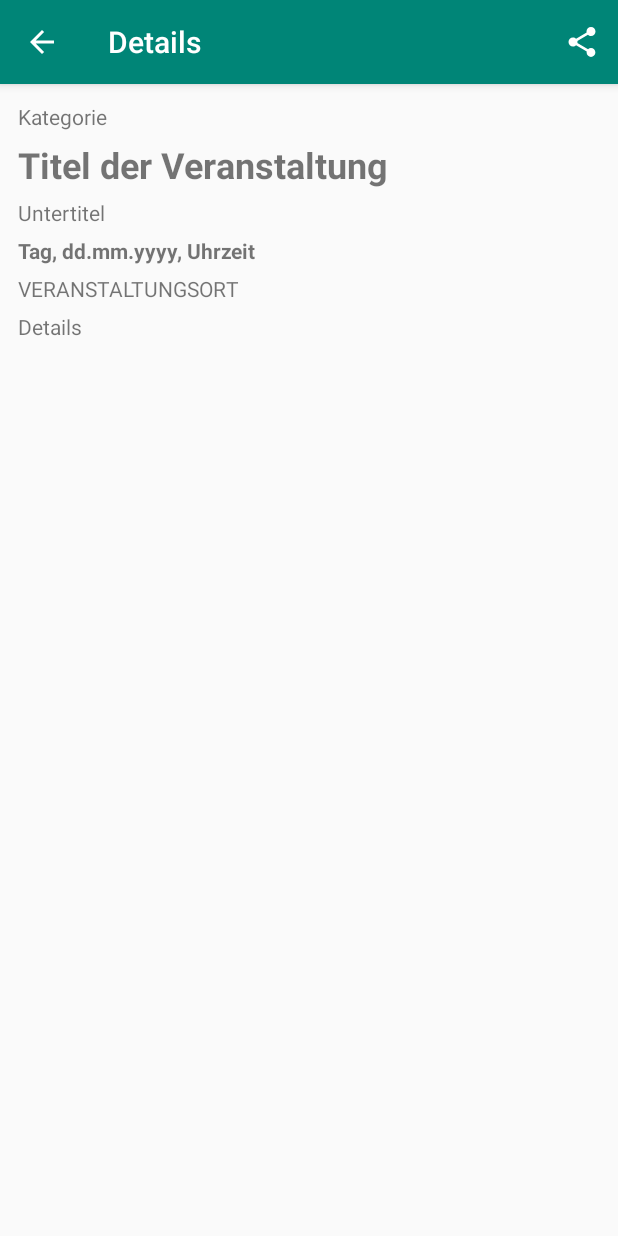
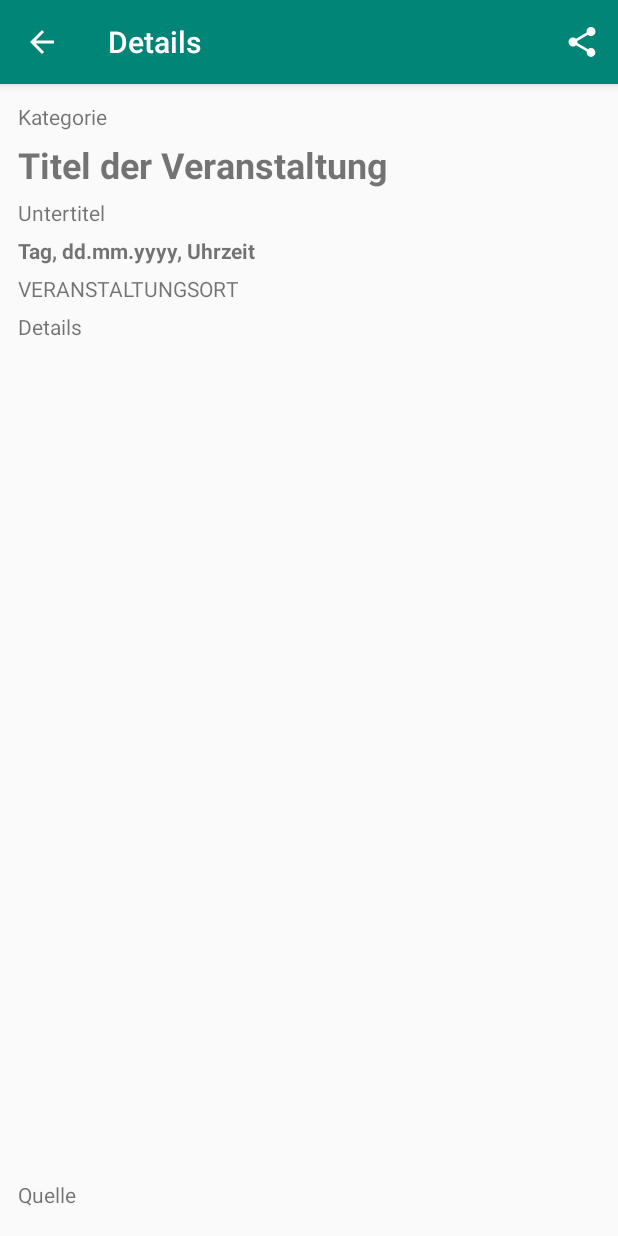
Before and after one commit to intergalacticsuperhero/Hypezig, an Android app: the EventDetailsActivity screen opened directly, with no data from a screen before it, on a phone screen of 412 x 824 dp. Run offline under Robolectric (Android 15) with nearby library versions, the phone set to English and light mode, and no system bars; our stand-ins replace Room's generated code; 1 statement that could not run was skipped.

```diff
--- a/app/src/main/java/com/example/javaapp/db/EventDao.java
+++ b/app/src/main/java/com/example/javaapp/db/EventDao.java
@@ -15,6 +15,9 @@ public interface EventDao {
 
     @Query("SELECT * from event WHERE eventId = :eventId")
     Event getByEventId(int eventId);
+
+    @Query("SELECT * from event WHERE providerName = :providerName AND providerId = :providerId")
+    Event getByProviderNameAndId(String providerName, String providerId);
 
     @Query("SELECT * from event ORDER by date, locationName, category")
     List<Event> getAll();
--- a/app/src/main/res/layout/activity_event_details.xml
+++ b/app/src/main/res/layout/activity_event_details.xml
@@ -57,16 +57,6 @@
 
                 </LinearLayout>
 
-                <!--
-                <ImageButton
-                    android:id="@+id/favorite_button"
-                    android:layout_width="60dp"
-                    android:layout_weight="0"
-                    android:layout_height="match_parent"
-                    android:src="@android:drawable/btn_star_big_off"
-                    android:background="#00ffffff" />
-                    -->
-
             </LinearLayout>
 
 
@@ -100,6 +90,13 @@
                 android:layout_width="match_parent"
                 android:layout_height="200dp"
                 android:layout_weight="1"/>
+
+            <TextView
+                android:id="@+id/providerName"
+                android:layout_width="wrap_content"
+                android:layout_height="wrap_content"
+                android:layout_marginBottom="6dp"
+                android:text="Quelle"/>
         </LinearLayout>
 
     </ScrollView>
```
Also changed, not shown: app/src/main/java/com/example/javaapp/EventDetailsActivity.java (+6 -1 lines), app/src/main/java/com/example/javaapp/KreuzerScraper.java (+17 -2 lines), app/src/main/java/com/example/javaapp/models/Event.java (+33 -2 lines), app/src/main/java/com/example/javaapp/tasks/ReloadEventsFromInternet.java (+15 -2 lines).
